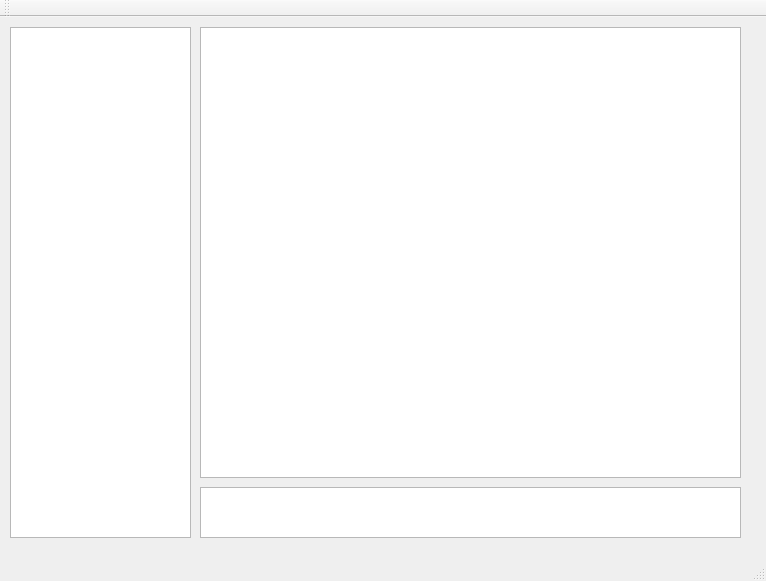
Old version of the form Milestone3_Interface/mainwindow.ui in the repository haverma/Distributed_Chat-System.
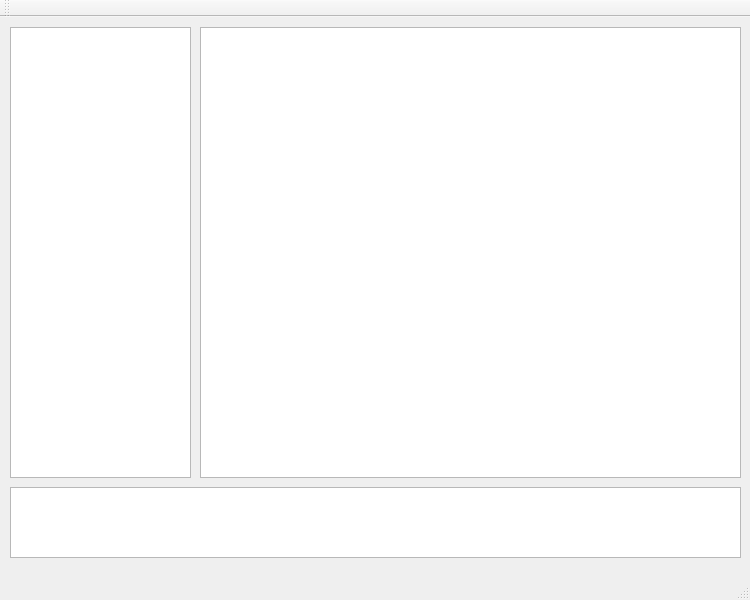
New version of the form.

```diff
--- a/Milestone3_Interface/mainwindow.ui
+++ b/Milestone3_Interface/mainwindow.ui
@@ -6,8 +6,8 @@
    <rect>
     <x>0</x>
     <y>0</y>
-    <width>766</width>
-    <height>581</height>
+    <width>750</width>
+    <height>600</height>
    </rect>
   </property>
   <property name="sizePolicy">
@@ -16,19 +16,43 @@
     <verstretch>0</verstretch>
    </sizepolicy>
   </property>
+  <property name="minimumSize">
+   <size>
+    <width>750</width>
+    <height>600</height>
+   </size>
+  </property>
+  <property name="maximumSize">
+   <size>
+    <width>750</width>
+    <height>600</height>
+   </size>
+  </property>
   <property name="windowTitle">
    <string>MainWindow</string>
   </property>
   <widget class="QWidget" name="centralWidget">
+   <property name="sizePolicy">
+    <sizepolicy hsizetype="Fixed" vsizetype="Fixed">
+     <horstretch>0</horstretch>
+     <verstretch>0</verstretch>
+    </sizepolicy>
+   </property>
    <widget class="QPlainTextEdit" name="messageBox">
     <property name="geometry">
      <rect>
-      <x>200</x>
+      <x>10</x>
       <y>470</y>
-      <width>541</width>
-      <height>51</height>
+      <width>731</width>
+      <height>71</height>
      </rect>
     </property>
+    <property name="sizePolicy">
+     <sizepolicy hsizetype="Maximum" vsizetype="Maximum">
+      <horstretch>0</horstretch>
+      <verstretch>0</verstretch>
+     </sizepolicy>
+    </property>
    </widget>
    <widget class="QTextBrowser" name="chatMessages">
     <property name="geometry">
@@ -46,7 +70,7 @@
       <x>10</x>
       <y>10</y>
       <width>181</width>
-      <height>511</height>
+      <height>451</height>
      </rect>
     </property>
    </widget>
```
Left out of the diff: 22 changed lines with no effect on the pictures.
